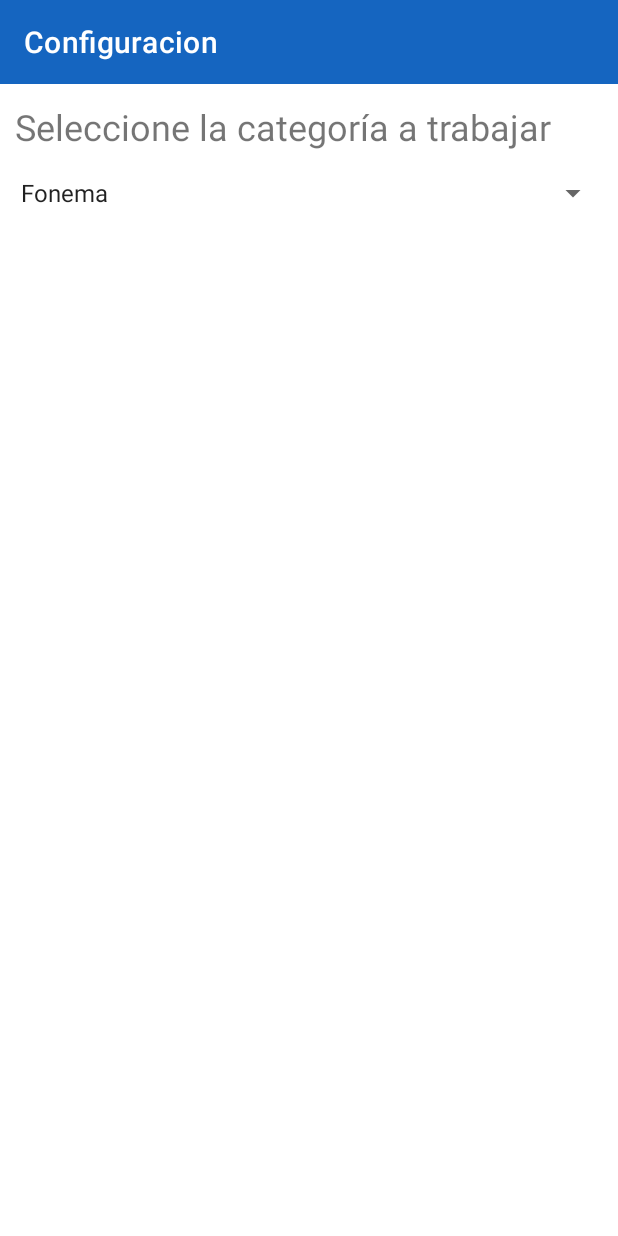
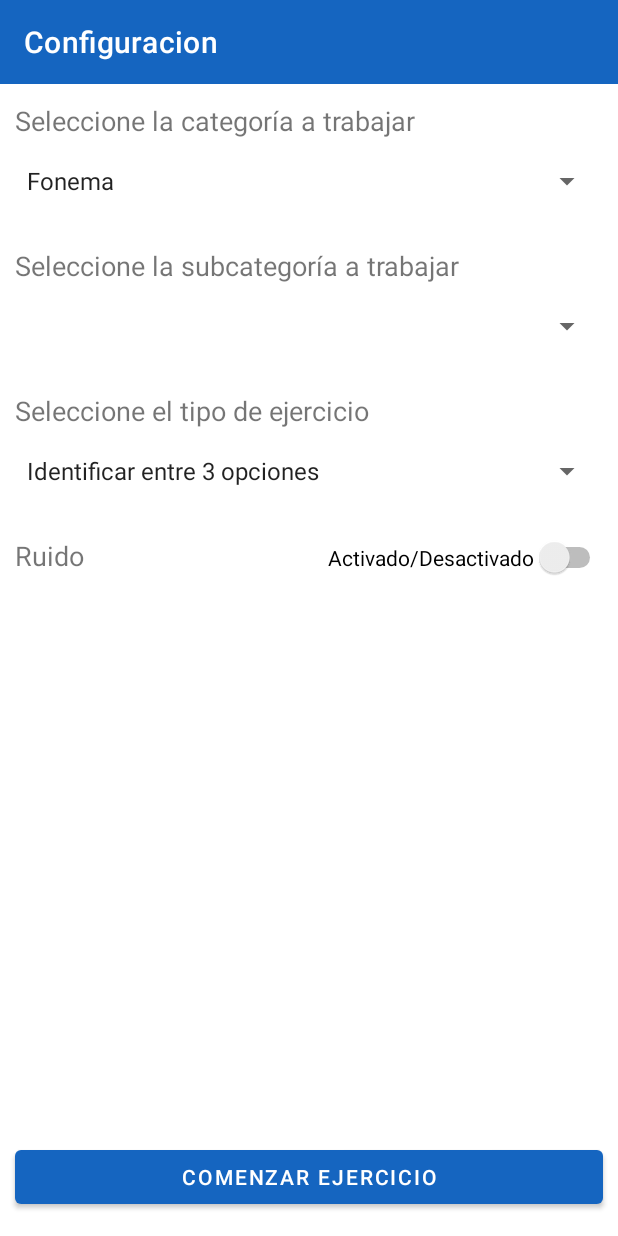
Before and after one commit to BrunoAlan/APP_PS_Fono, an Android app: the Configuracion screen opened directly, with no data from a screen before it, on a phone screen of 412 x 824 dp. Run offline under Robolectric (Android 15) with nearby library versions, the phone set to English and light mode, and no system bars.

Commit message:
Configuración avanzada
Se puede seleccionar el tipo de ejercio y el ruido

```diff
--- a/app/src/main/java/com/example/myapplication/Configuracion.java
+++ b/app/src/main/java/com/example/myapplication/Configuracion.java
@@ -1,43 +1,183 @@
 package com.example.myapplication;
 
+import android.content.Intent;
 import android.support.v7.app.AppCompatActivity;
 import android.os.Bundle;
 import android.support.v7.widget.Toolbar;
 import android.view.View;
 import android.widget.AdapterView;
 import android.widget.ArrayAdapter;
+import android.widget.Button;
+import android.widget.CompoundButton;
+import android.widget.SeekBar;
 import android.widget.Spinner;
+import android.widget.Switch;
+import android.widget.TextView;
 import android.widget.Toast;
 
 public class Configuracion extends AppCompatActivity
         implements AdapterView.OnItemSelectedListener{
+
         String[] tipoDato = {"Fonema", "Palabra", "Oraciones", "Canciones","Instrumentos","Estilos Musicales", "Voces Familiares"};
+        String[] tipoDataPalabra = {"Animales","Colores","Comidas","Dias de la Semana", "Meses", "Nombres", "Numeros", };
+        String [] ruido = {"Ambulancia","Tráfico", "Multitud de gente", "Recreo de niños" };
+        String [] tipoEjercicio = {"Identificar entre 3 opciones", "Identificar entre 5 opciones", "Escribir lo que oyó"};
 
+    String confTipoDato;
+    String confSubDato;
+    String confTipoEjercio;
+    String confRuido;
 
     @Override
-    protected void onCreate(Bundle savedInstanceState) {
+    protected void onCreate(final Bundle savedInstanceState) {
         super.onCreate(savedInstanceState);
         setContentView(R.layout.activity_configuracion);
         final Toolbar toolbar = findViewById(R.id.toolbar_configuracion);
         toolbar.setTitle("Configuracion");
 
-        Spinner spinner = findViewById(R.id.spinner_tipoDato);
-        spinner.setOnItemSelectedListener(this);
+        final Spinner spinnerDato = findViewById(R.id.spinner_tipoDato);
+        final Spinner spinnerSubDato = findViewById(R.id.spinner_subTipoDato);
+        final Spinner spinnerRuido = findViewById(R.id.spinner_tipoRuido);
+        final Spinner spinnerEjercicio = findViewById(R.id.spinner_TipoEjercicio);
+        //spinnerDato.setOnItemSelectedListener(this);
 
         ArrayAdapter adapter = new ArrayAdapter(this,android.R.layout.simple_spinner_item,tipoDato);
         adapter.setDropDownViewResource(R.layout.support_simple_spinner_dropdown_item);
-        spinner.setAdapter(adapter);
+        spinnerDato.setAdapter(adapter);
+
+        final ArrayAdapter adapeterRuido = new ArrayAdapter(this,android.R.layout.simple_spinner_item,ruido);
+        adapter.setDropDownViewResource(R.layout.support_simple_spinner_dropdown_item);
+        spinnerRuido.setAdapter(adapeterRuido);
+
+        ArrayAdapter adapterEjercicio = new ArrayAdapter(this,android.R.layout.simple_spinner_item,tipoEjercicio);
+        adapterEjercicio.setDropDownViewResource(R.layout.support_simple_spinner_dropdown_item);
+        spinnerEjercicio.setAdapter(adapterEjercicio);
+        //Toast.makeText(this, spinnerDato.getSelectedItem().toString(), Toast.LENGTH_SHORT).show();
+
+        spinnerDato.setOnItemSelectedListener(new AdapterView.OnItemSelectedListener() {
+            @Override
+            public void onItemSelected(AdapterView<?> parent, View view, int position, long id) {
+                String opcion = spinnerDato.getSelectedItem().toString();
+                confTipoDato = opcion;
+                if(opcion.equals("Palabra")){
+                    ArrayAdapter adapter2 = new ArrayAdapter(getApplicationContext(),android.R.layout.simple_spinner_item,tipoDataPalabra);
+                    spinnerSubDato.setAdapter(adapter2);
+                }
+            }
+            @Override
+            public void onNothingSelected(AdapterView<?> parent) {
+
+            }
+        });
+
+        spinnerSubDato.setOnItemSelectedListener(new AdapterView.OnItemSelectedListener() {
+            @Override
+            public void onItemSelected(AdapterView<?> parent, View view, int position, long id) {
+                String opcion = spinnerSubDato.getSelectedItem().toString();
+                confSubDato = opcion;
+            }
+
+            @Override
+            public void onNothingSelected(AdapterView<?> parent) {
+
+            }
+        });
 
 
+        spinnerEjercicio.setOnItemSelectedListener(new AdapterView.OnItemSelectedListener() {
+            @Override
+            public void onItemSelected(AdapterView<?> parent, View view, int position, long id) {
+                String opcion = spinnerEjercicio.getSelectedItem().toString();
+                confTipoEjercio = opcion;
+            }
+
+            @Override
+            public void onNothingSelected(AdapterView<?> parent) {
+
+            }
+        });
+
+
+        spinnerRuido.setOnItemSelectedListener(new AdapterView.OnItemSelectedListener() {
+            @Override
+            public void onItemSelected(AdapterView<?> parent, View view, int position, long id) {
+                String opcion = spinnerRuido.getSelectedItem().toString();
+                confRuido = opcion;
+            }
+
+            @Override
+            public void onNothingSelected(AdapterView<?> parent) {
+
+            }
+        });
+
+
+
+        //RUIDO
+
+        final Button btn = findViewById(R.id.btn_ejercicio);
+        final TextView tvIntensidad = findViewById(R.id.tvIntensidad);
+        final SeekBar seekBarIntensidad = findViewById(R.id.seekBar);
+
+        final Switch switchRuido = findViewById(R.id.switchRuido);
+        switchRuido.setChecked(false);
+
+        switchRuido.setOnCheckedChangeListener(new CompoundButton.OnCheckedChangeListener() {
+            @Override
+            public void onCheckedChanged(CompoundButton buttonView, boolean isChecked) {
+                if(isChecked){
+                    spinnerRuido.setVisibility(View.VISIBLE);
+                    tvIntensidad.setVisibility(View.VISIBLE);
+                    seekBarIntensidad.setVisibility(View.VISIBLE);
+                }else{
+                    spinnerRuido.setVisibility(View.INVISIBLE);
+                    tvIntensidad.setVisibility(View.INVISIBLE);
+                    seekBarIntensidad.setVisibility(View.INVISIBLE);
+                }
+            }
+        });
+
+
+
+        //FINALIZADA LA CONFIGURACIÓN INICIO LA EJERCITACIÓN
+
+
+        btn.setOnClickListener(new View.OnClickListener() {
+            @Override
+            public void onClick(View v) {
+
+
+                switch (confTipoEjercio){
+                    case "Identificar entre 3 opciones":
+                        Intent intent = new Intent(getApplicationContext(),Ejercicio_Tres_Opciones.class);
+                        if(!switchRuido.isChecked()){
+                            confRuido="Sin Ruido";
+                        }
+                        intent.putExtra("subDato", confSubDato);
+                        intent.putExtra("tipoRuido", confRuido);
+                        startActivity(intent);
+                        break;
+                    case "Escribir lo que oyó":
+                        Intent intent2 = new Intent(getApplicationContext(),Ejercicio_Completar.class);
+                        if(!switchRuido.isChecked()){
+                            confRuido="Sin Ruido";
+                        }
+                        intent2.putExtra("subDato", confSubDato);
+                        intent2.putExtra("tipoRuido", confRuido);
+                        startActivity(intent2);
+                }
+
+
+
+            }
+        });
     }
 
     @Override
     public void onItemSelected(AdapterView<?> parent, View view, int position, long id) {
-        //Toast.makeText(getApplicationContext(),tipoDato[position],Toast.LENGTH_SHORT).show();
     }
 
     @Override
     public void onNothingSelected(AdapterView<?> parent) {
-
     }
 }
--- a/app/src/main/res/layout/activity_configuracion.xml
+++ b/app/src/main/res/layout/activity_configuracion.xml
@@ -6,7 +6,6 @@
     android:layout_height="match_parent"
     tools:context=".Configuracion"
     >
-
     <android.support.v7.widget.Toolbar
         android:id="@+id/toolbar_configuracion"
         android:layout_width="match_parent"
@@ -15,27 +14,150 @@
         app:layout_constraintTop_toTopOf="parent"
         app:titleTextColor="@android:color/white" />
 
+
+    <Spinner
+        android:id="@+id/spinner_TipoEjercicio"
+        android:layout_width="match_parent"
+        android:layout_height="wrap_content"
+        android:layout_marginRight="10dp"
+        android:layout_marginLeft="10dp"
+        android:layout_marginTop="16dp"
+        app:layout_constraintTop_toBottomOf="@+id/tvTipoEjercicio"
+        tools:layout_editor_absoluteX="10dp"
+        />
+
     <TextView
-        android:id="@+id/textView3"
+        android:id="@+id/tvTipoEjercicio"
+        android:layout_width="match_parent"
+        android:layout_height="wrap_content"
+        android:layout_marginTop="32dp"
+        android:layout_marginRight="10dp"
+        android:layout_marginLeft="10dp"
+        android:text="Seleccione el tipo de ejercicio"
+        android:textSize="18dp"
+        app:layout_constraintTop_toBottomOf="@+id/spinner_subTipoDato"
+        tools:layout_editor_absoluteX="0dp" />
+
+
+
+
+    <TextView
+        android:id="@+id/tvCategoria"
         android:layout_width="match_parent"
         android:layout_height="wrap_content"
         android:layout_marginLeft="10dp"
         android:layout_marginRight="10dp"
         android:layout_marginTop="12dp"
-        android:textSize="24dp"
+        android:textSize="18dp"
         android:text="Seleccione la categoría a trabajar"
         app:layout_constraintTop_toBottomOf="@+id/toolbar_configuracion"
         tools:layout_editor_absoluteX="0dp" />
+
 
     <Spinner
         android:id="@+id/spinner_tipoDato"
         android:layout_width="match_parent"
         android:layout_height="wrap_content"
-        android:layout_marginLeft="6dp"
-        android:layout_marginRight="6dp"
+        android:layout_marginLeft="10dp"
+        android:layout_marginRight="10dp"
         android:layout_marginTop="16dp"
-        app:layout_constraintTop_toBottomOf="@+id/textView3"
+        app:layout_constraintTop_toBottomOf="@+id/tvCategoria"
+        tools:layout_editor_absoluteX="16dp" />
+
+    <TextView
+        android:id="@+id/tvSubcategoria"
+        android:layout_width="match_parent"
+        android:layout_height="wrap_content"
+        android:layout_marginLeft="10dp"
+        android:layout_marginRight="10dp"
+        android:layout_marginTop="32dp"
+        android:text="Seleccione la subcategoría a trabajar"
+        android:textSize="18dp"
+        app:layout_constraintTop_toBottomOf="@+id/spinner_tipoDato"
         tools:layout_editor_absoluteX="0dp" />
+
+    <Spinner
+        android:id="@+id/spinner_subTipoDato"
+        android:layout_width="match_parent"
+        android:layout_height="wrap_content"
+        android:layout_marginLeft="10dp"
+        android:layout_marginRight="10dp"
+        android:layout_marginTop="16dp"
+        app:layout_constraintTop_toBottomOf="@+id/tvSubcategoria"
+        tools:layout_editor_absoluteX="16dp" />
+
+
+    <TextView
+        android:id="@+id/tvRuido"
+        android:layout_width="match_parent"
+        android:layout_height="wrap_content"
+        android:layout_marginTop="32dp"
+        android:layout_marginLeft="10dp"
+        android:layout_marginRight="10dp"
+        android:text="Ruido"
+        android:textSize="18dp"
+        app:layout_constraintTop_toBottomOf="@+id/spinner_TipoEjercicio"
+        tools:layout_editor_absoluteX="0dp" />
+
+    <Switch
+        android:id="@+id/switchRuido"
+        android:layout_width="wrap_content"
+        android:layout_height="wrap_content"
+        android:layout_marginTop="32dp"
+        android:layout_marginEnd="8dp"
+        android:text="Activado/Desactivado"
+        app:layout_constraintEnd_toEndOf="parent"
+        app:layout_constraintTop_toBottomOf="@+id/spinner_TipoEjercicio" />
+
+    <Spinner
+        android:id="@+id/spinner_tipoRuido"
+        android:layout_width="match_parent"
+        android:layout_height="wrap_content"
+        android:layout_marginLeft="10dp"
+        android:layout_marginRight="10dp"
+        android:layout_marginTop="16dp"
+        android:visibility="invisible"
+        app:layout_constraintTop_toBottomOf="@+id/tvRuido"
+        tools:layout_editor_absoluteX="0dp" />
+
+    <Button
+        android:id="@+id/btn_ejercicio"
+        android:layout_width="match_parent"
+        android:layout_height="wrap_content"
+        android:layout_marginBottom="15dp"
+        android:layout_marginRight="10dp"
+        android:layout_marginLeft="10dp"
+        android:text="Comenzar Ejercicio"
+        app:layout_constraintBottom_toBottomOf="parent"
+        tools:layout_editor_absoluteX="161dp" />
+
+    <TextView
+        android:id="@+id/tvIntensidad"
+        android:layout_width="match_parent"
+        android:layout_height="wrap_content"
+        android:layout_marginLeft="10dp"
+        android:layout_marginRight="10dp"
+        android:layout_marginTop="36dp"
+        android:text="Intensidad del ruido"
+        android:textSize="18dp"
+        android:visibility="invisible"
+        app:layout_constraintTop_toBottomOf="@+id/spinner_tipoRuido"
+        tools:layout_editor_absoluteX="12dp" />
+
+    <SeekBar
+        android:id="@+id/seekBar"
+        style="@style/Widget.AppCompat.SeekBar"
+        android:layout_width="match_parent"
+        android:layout_height="wrap_content"
+        android:layout_marginLeft="30dp"
+        android:layout_marginTop="10dp"
+        android:layout_marginRight="30dp"
+        android:max="100"
+        android:progress="1"
+        app:layout_constraintEnd_toEndOf="parent"
+        app:layout_constraintStart_toStartOf="parent"
+        app:layout_constraintTop_toBottomOf="@+id/tvIntensidad"
+        android:visibility="invisible"/>
 
 
 </android.support.constraint.ConstraintLayout>
```
Also changed, not shown: app/src/main/java/com/example/myapplication/Ejercicio_Tres_Opciones.java (+15 -9 lines), app/src/main/java/com/example/myapplication/datos/ListaSonidos.java (+8 -0 lines), app/src/main/res/layout/ejercicio_completar.xml (+8 -7 lines), app/src/main/res/layout/ejercicio_tres_opciones.xml (+25 -33 lines), app/src/main/res/drawable/blue_play.png (added), 4 other files.
